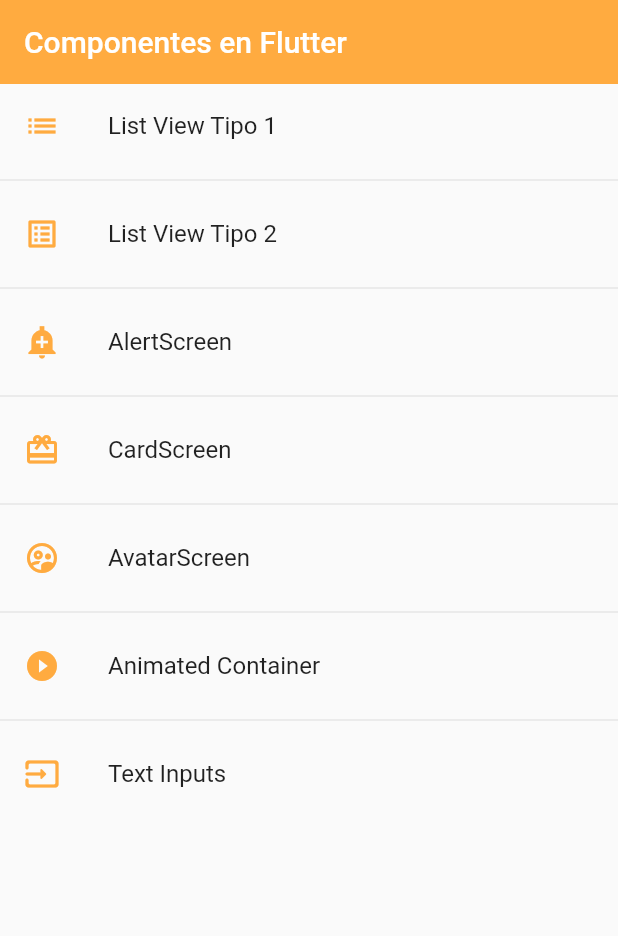
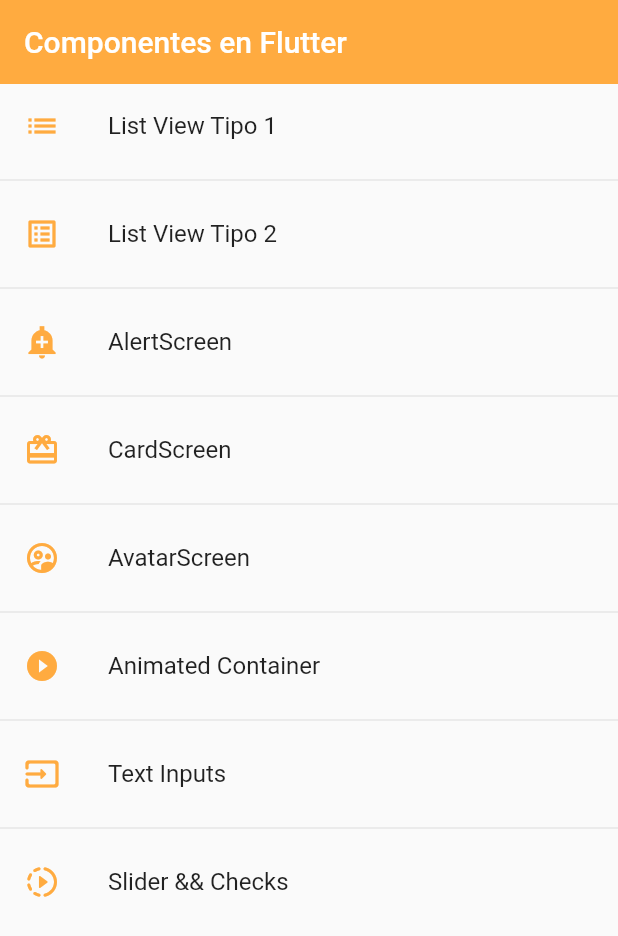
Before and after one commit to LuisFelipePoma/DartFlutter-Course, a Flutter app: the screen it shows after launch, on a phone screen of 412 x 824 dp. Shown: the top 936 px of the screen. Run offline on Flutter 3.47's test engine with Material 2 defaults, Android fonts, the phone set to English and light mode, and no system bars.

Commit message:
slider and Checkbox

```diff
--- a/src/Projects/flutter_components/lib/router/app_routes.dart
+++ b/src/Projects/flutter_components/lib/router/app_routes.dart
@@ -47,6 +47,12 @@ class AppRoutes {
       icon: Icons.input_rounded,
       name: 'Text Inputs',
       screen: const InputScreen(),
+    ),
+    MenuOption(
+      route: 'slider',
+      icon: Icons.slow_motion_video_rounded,
+      name: 'Slider && Checks',
+      screen: const SliderScreen(),
     )
   ];
 
--- a/src/Projects/flutter_components/lib/screens/screens.dart
+++ b/src/Projects/flutter_components/lib/screens/screens.dart
@@ -6,3 +6,4 @@ export 'package:flutter_components/screens/home_screen.dart';
 export 'package:flutter_components/screens/inputs_screen.dart';
 export 'package:flutter_components/screens/listview1_screen.dart';
 export 'package:flutter_components/screens/listview2_screen.dart';
+export 'package:flutter_components/screens/slider_screen.dart';
```
Also changed, not shown: src/Projects/flutter_components/lib/screens/slider_screen.dart (added, +80 -0 lines).
